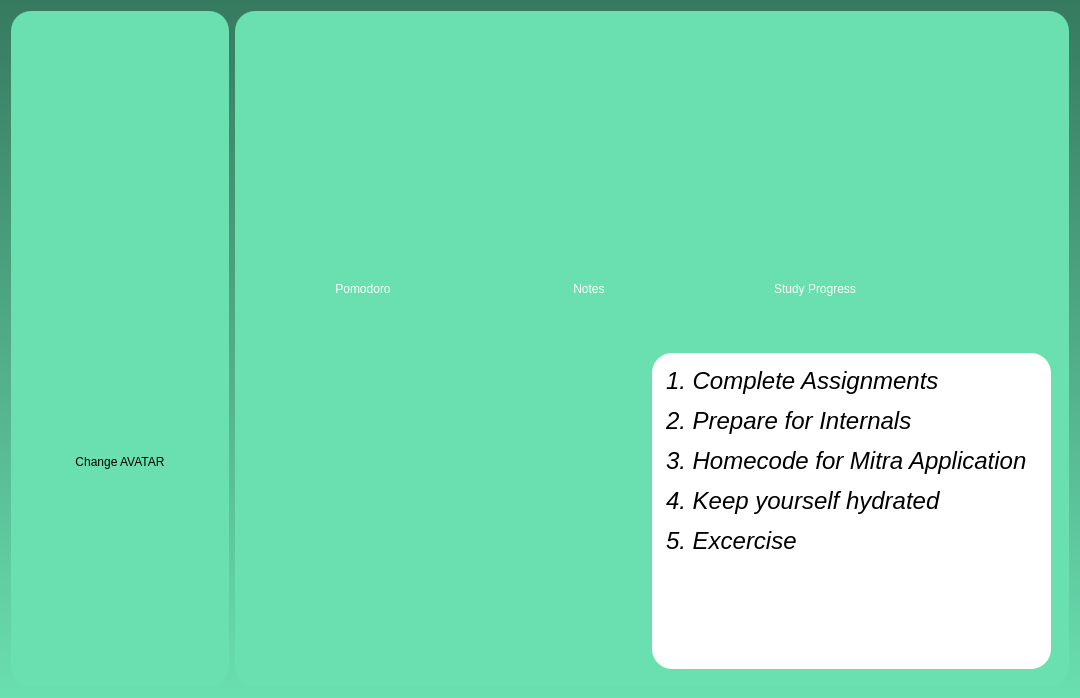
This is dialog1.ui in bikraj2/MITRA_FINAL as Qt 5 draws it before an edit. The edited form follows.
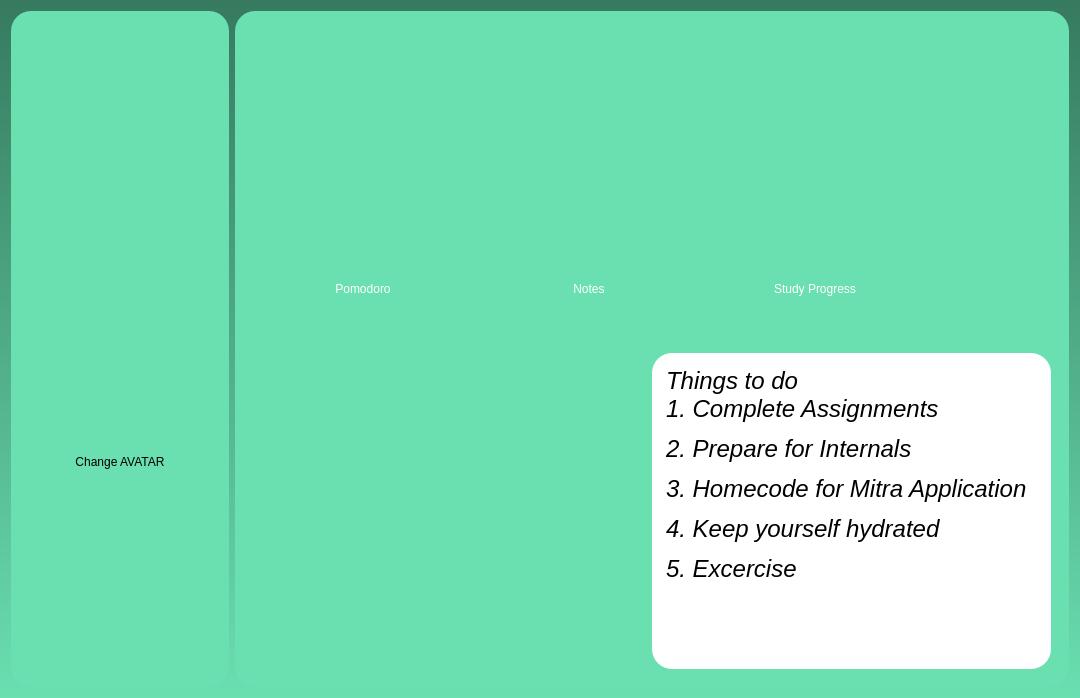
This is the edited form. Icons and pictures are not drawn.

The edit to the form file:
```diff
--- a/dialog1.ui
+++ b/dialog1.ui
@@ -435,6 +435,7 @@
 &lt;html&gt;&lt;head&gt;&lt;meta name=&quot;qrichtext&quot; content=&quot;1&quot; /&gt;&lt;meta charset=&quot;utf-8&quot; /&gt;&lt;style type=&quot;text/css&quot;&gt;
 p, li { white-space: pre-wrap; }
 &lt;/style&gt;&lt;/head&gt;&lt;body style=&quot; font-family:'.AppleSystemUIFont'; font-size:14pt; font-weight:400; font-style:normal;&quot;&gt;
+&lt;p style=&quot; margin-top:0px; margin-bottom:0px; margin-left:0px; margin-right:0px; -qt-block-indent:0; text-indent:0px;&quot;&gt;&lt;span style=&quot; font-family:'Bodoni 72 Smallcaps'; font-size:18pt; font-style:italic;&quot;&gt;Things to do&lt;/span&gt;&lt;/p&gt;
 &lt;p style=&quot; margin-top:0px; margin-bottom:0px; margin-left:0px; margin-right:0px; -qt-block-indent:0; text-indent:0px;&quot;&gt;&lt;span style=&quot; font-family:'Bodoni 72 Smallcaps'; font-size:18pt; font-style:italic;&quot;&gt;1. Complete Assignments&lt;/span&gt;&lt;/p&gt;
 &lt;p style=&quot; margin-top:12px; margin-bottom:12px; margin-left:0px; margin-right:0px; -qt-block-indent:0; text-indent:0px;&quot;&gt;&lt;span style=&quot; font-family:'Bodoni 72 Smallcaps'; font-size:18pt; font-style:italic;&quot;&gt;2. Prepare for Internals&lt;/span&gt;&lt;/p&gt;
 &lt;p style=&quot; margin-top:12px; margin-bottom:12px; margin-left:0px; margin-right:0px; -qt-block-indent:0; text-indent:0px;&quot;&gt;&lt;span style=&quot; font-family:'Bodoni 72 Smallcaps'; font-size:18pt; font-style:italic;&quot;&gt;3. Homecode for Mitra Application&lt;/span&gt;&lt;/p&gt;
```
Left out of the diff: 24 changed lines with no effect on the pictures.
